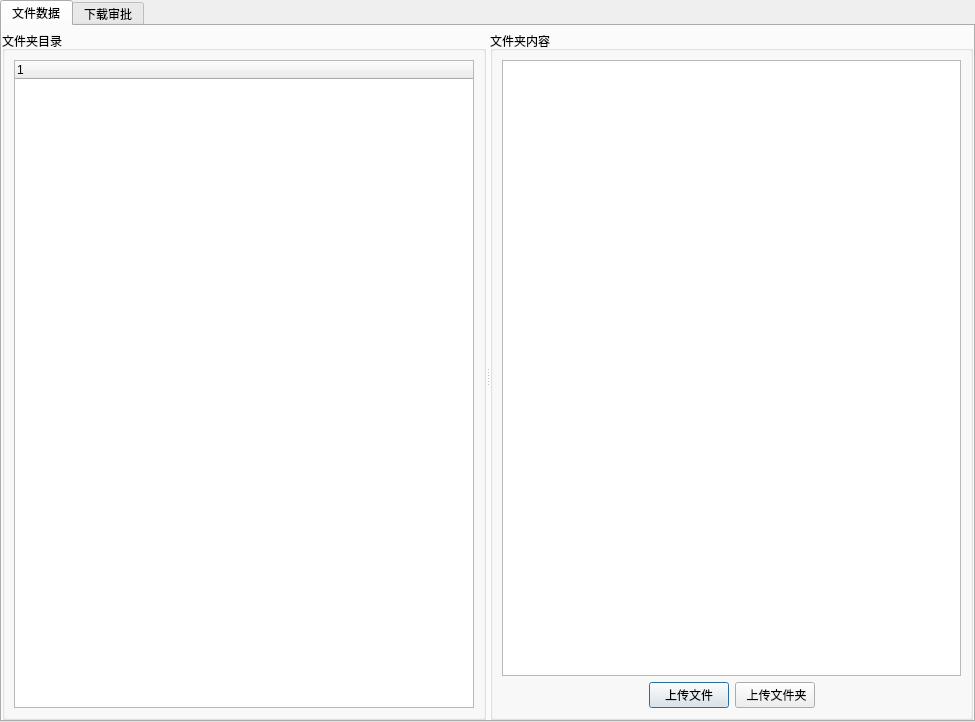
The window that digitalIntegration/FilemangageDialog.ui (jiaqingguo/DI) describes before a commit, drawn with Qt 5.
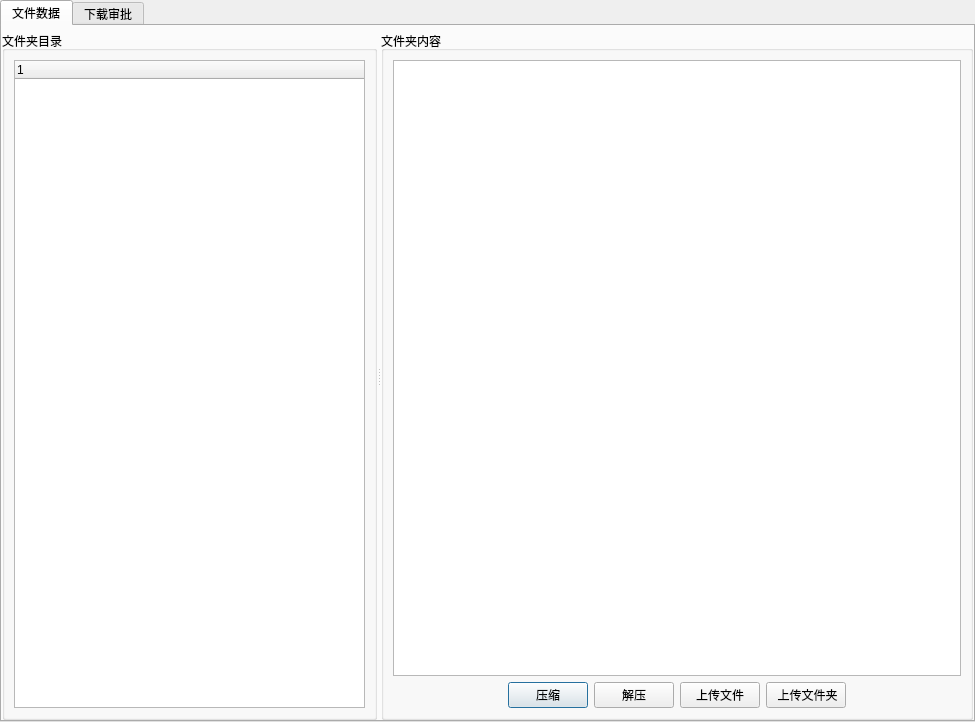
The same window after the commit.

What changed in the file:
```diff
--- a/digitalIntegration/FilemangageDialog.ui
+++ b/digitalIntegration/FilemangageDialog.ui
@@ -101,6 +101,20 @@
                </property>
               </spacer>
              </item>
+             <item>
+              <widget class="QPushButton" name="pushButton_2">
+               <property name="text">
+                <string>压缩</string>
+               </property>
+              </widget>
+             </item>
+             <item>
+              <widget class="QPushButton" name="pushButton_3">
+               <property name="text">
+                <string>解压</string>
+               </property>
+              </widget>
+             </item>
              <item>
               <widget class="QPushButton" name="pushButton">
                <property name="text">
```
